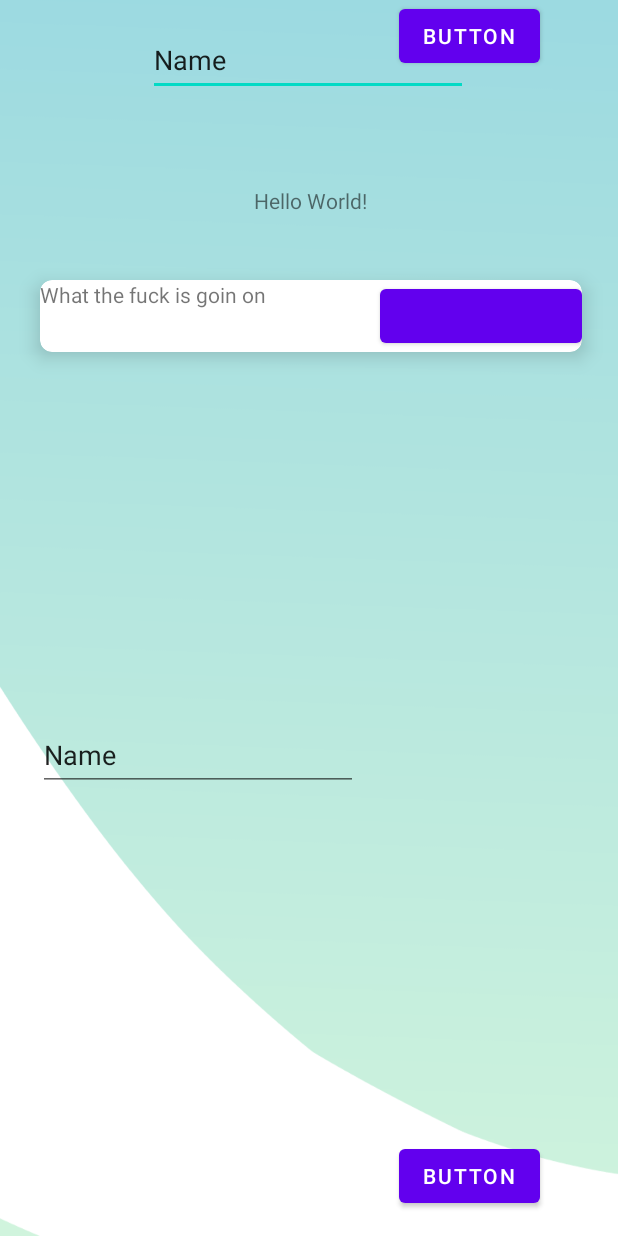
After one commit to CodeMakesMeHowell/GameTime, an Android app: the CreateVenueActivity screen opened directly, with no data from a screen before it, on a phone screen of 412 x 824 dp. The commit adds this screen. Run offline under Robolectric (Android 15) with nearby library versions, the phone set to English and light mode, and no system bars.

Commit message:
Progress on Venue Creation Activity

```diff
--- /dev/null
+++ b/app/src/main/java/com/example/gametime/CreateVenueActivity.java
@@ -0,0 +1,64 @@
+package com.example.gametime;
+
+import androidx.appcompat.app.AppCompatActivity;
+import androidx.recyclerview.widget.DefaultItemAnimator;
+import androidx.recyclerview.widget.LinearLayoutManager;
+import androidx.recyclerview.widget.RecyclerView;
+
+import android.os.Bundle;
+import android.view.View;
+import android.widget.Button;
+import android.widget.TextView;
+import android.widget.Toast;
+
+import java.util.ArrayList;
+
+public class CreateVenueActivity extends AppCompatActivity {
+    private ArrayList<String> activityNames;
+    private RecyclerView recyclerView;
+    private TextView activityNameTxt;
+    private Button addActivityButton, addVenueButton;
+    VenueActivityAdapter adapter;
+
+    @Override
+    protected void onCreate(Bundle savedInstanceState) {
+        super.onCreate(savedInstanceState);
+        setContentView(R.layout.activity_create_venue);
+        recyclerView = findViewById(R.id.activitiesRecyclerView);
+        activityNames = new ArrayList<>();
+        activityNameTxt = findViewById(R.id.activityNameInput);
+        addActivityButton = findViewById(R.id.addActivityButton);
+        addVenueButton = findViewById(R.id.addVenueBtn);
+
+        activityNames.add("What the fuck is goin on");
+
+        addActivityButton.setOnClickListener(new View.OnClickListener() {
+            @Override
+            public void onClick(View view) {
+                addActivity();
+            }
+        });
+        setAdapter();
+    }
+
+    private void setAdapter() {
+        adapter = new VenueActivityAdapter(this, activityNames);
+        RecyclerView.LayoutManager layoutManager = new LinearLayoutManager(getApplicationContext());
+        recyclerView.setLayoutManager(layoutManager);
+        recyclerView.setItemAnimator(new DefaultItemAnimator());
+        recyclerView.setAdapter(adapter);
+    }
+
+    public void addActivity() {
+        System.out.println(activityNameTxt);
+        String activityName = activityNameTxt.getText().toString();
+
+        if(activityNames.contains(activityName)){
+            Toast.makeText(CreateVenueActivity.this, "There is already an activity with this name!", Toast.LENGTH_SHORT).show();
+            return;
+        } else {
+            adapter.activities.add(activityName);
+            recyclerView.getAdapter().notifyDataSetChanged();
+        }
+    }
+}
--- a/app/src/main/java/com/example/gametime/MainActivity.java
+++ b/app/src/main/java/com/example/gametime/MainActivity.java
@@ -90,6 +90,8 @@ public class MainActivity extends AppCompatActivity {
                                 nameTxt = dataSnapshot.child(FirebaseDBPaths.CUSTOMERS.getPath()).child(usernameTxt).child("name").getValue(String.class);
 
                                 if(getPassword.equals(passwordTxt)){
+                                    DataSnapshot userSnap = dataSnapshot.child(FirebaseDBPaths.CUSTOMERS.getPath()).child(usernameTxt);
+                                    User.currentUser = User.userFromSnapshot(userSnap);
                                     Toast.makeText(MainActivity.this, "Login Successful", Toast.LENGTH_SHORT).show();
                                     Intent i = new Intent(MainActivity.this, SelectionActivity.class);
                                     startActivity(i);
@@ -103,6 +105,8 @@ public class MainActivity extends AppCompatActivity {
                                 nameTxt = dataSnapshot.child(FirebaseDBPaths.ADMINS.getPath()).child(usernameTxt).child("name").getValue(String.class);
 
                                 if(getPassword.equals(passwordTxt)){
+                                    DataSnapshot userSnap = dataSnapshot.child(FirebaseDBPaths.ADMINS.getPath()).child(usernameTxt);
+                                    User.currentUser = User.userFromSnapshot(userSnap);
                                     Toast.makeText(MainActivity.this, "Logged in as Admin", Toast.LENGTH_SHORT).show();
                                     Intent i = new Intent(MainActivity.this, SelectionActivity.class);
                                     startActivity(i);
--- a/app/src/main/java/com/example/gametime/SignUpActivity.java
+++ b/app/src/main/java/com/example/gametime/SignUpActivity.java
@@ -78,7 +78,7 @@ public class SignUpActivity extends AppCompatActivity {
                             {
                                 Toast.makeText(SignUpActivity.this, "Username is already taken. Please enter another username.", Toast.LENGTH_LONG).show();
                             } else  {
-                                User newUser = new User(fullNameTxt, usernameTxt, passwordTxt, false);
+                                User newUser = new User(fullNameTxt, usernameTxt, passwordTxt, new ArrayList<String>());
                                 newUser.addToDb();
 
                                 Toast.makeText(SignUpActivity.this, "Registered successfully!", Toast.LENGTH_LONG).show();
--- /dev/null
+++ b/app/src/main/java/com/example/gametime/VenueActivityAdapter.java
@@ -0,0 +1,67 @@
+package com.example.gametime;
+
+import android.content.Context;
+import android.view.LayoutInflater;
+import android.view.View;
+import android.view.ViewGroup;
+import android.widget.Button;
+import android.widget.TextView;
+
+import androidx.annotation.NonNull;
+import androidx.recyclerview.widget.RecyclerView;
+
+import java.util.ArrayList;
+
+public class VenueActivityAdapter extends RecyclerView.Adapter<VenueActivityAdapter.ActivityViewHolder> {
+    public ArrayList<String> activities;
+    private Context context;
+
+    public VenueActivityAdapter(Context context, ArrayList<String> activities) {
+        this.context = context;
+        this.activities = activities;
+    }
+
+    public class ActivityViewHolder extends RecyclerView.ViewHolder {
+        TextView nameTxt;
+        Button button;
+
+        public ActivityViewHolder(final View view) {
+            super(view);
+            nameTxt = view.findViewById(R.id.holderActivityNameTxt);
+            button = view.findViewById(R.id.activityDeleteBtn);
+
+            System.out.println(button);
+
+//            button.setOnClickListener(new View.OnClickListener() {
+//                @Override
+//                public void onClick(View view) {
+//                    activities.remove(nameTxt.getText());
+//                    notifyDataSetChanged();
+//                }
+//            });
+        }
+    }
+
+    @NonNull
+    @Override
+    public ActivityViewHolder onCreateViewHolder(@NonNull ViewGroup parent, int viewType) {
+        View itemView = LayoutInflater.from(context).inflate(R.layout.venue_activity_info, parent, false);
+        return new ActivityViewHolder(itemView);
+    }
+
+    @Override
+    public void onBindViewHolder(@NonNull ActivityViewHolder holder, int position) {
+        String activityName = activities.get(position);
+        System.out.println(activityName);
+        System.out.println(holder.nameTxt);
+
+        holder.nameTxt.setText(activityName);
+    }
+
+    @Override
+    public int getItemCount() {
+        return activities.size();
+    }
+
+
+}
--- a/app/src/main/java/com/example/gametime/model/Event.java
+++ b/app/src/main/java/com/example/gametime/model/Event.java
@@ -9,6 +9,7 @@ import java.util.ArrayList;
 
 public class Event implements Comparable<Event>{
     String name;
+    String activity;
     String start_time;
     String end_time;
     String venue;
--- /dev/null
+++ b/app/src/main/res/layout/activity_create_venue.xml
@@ -0,0 +1,85 @@
+<?xml version="1.0" encoding="utf-8"?>
+<androidx.constraintlayout.widget.ConstraintLayout xmlns:android="http://schemas.android.com/apk/res/android"
+    xmlns:app="http://schemas.android.com/apk/res-auto"
+    xmlns:tools="http://schemas.android.com/tools"
+    android:layout_width="match_parent"
+    android:layout_height="match_parent"
+    android:background="@drawable/background"
+    tools:context=".CreateVenueActivity">
+
+    <EditText
+        android:id="@+id/venueNameInput"
+        android:layout_width="wrap_content"
+        android:layout_height="wrap_content"
+        android:layout_marginTop="16dp"
+        android:ems="10"
+        android:inputType="textPersonName"
+        android:minHeight="48dp"
+        android:text="Name"
+        app:layout_constraintEnd_toEndOf="parent"
+        app:layout_constraintHorizontal_bias="0.497"
+        app:layout_constraintStart_toStartOf="parent"
+        app:layout_constraintTop_toTopOf="parent" />
+
+    <androidx.recyclerview.widget.RecyclerView
+        android:id="@+id/activitiesRecyclerView"
+        android:layout_width="409dp"
+        android:layout_height="300dp"
+        android:layout_marginTop="32dp"
+        android:layout_marginBottom="32dp"
+        app:layout_constraintBottom_toTopOf="@+id/activityNameInput"
+        app:layout_constraintEnd_toEndOf="parent"
+        app:layout_constraintHorizontal_bias="1.0"
+        app:layout_constraintStart_toStartOf="parent"
+        app:layout_constraintTop_toBottomOf="@+id/textView"
+        app:layout_constraintVertical_bias="0.464" />
+
+    <TextView
+        android:id="@+id/textView"
+        android:layout_width="wrap_content"
+        android:layout_height="wrap_content"
+        android:layout_marginTop="124dp"
+        android:text="Hello World!"
+        app:layout_constraintEnd_toEndOf="parent"
+        app:layout_constraintHorizontal_bias="0.502"
+        app:layout_constraintStart_toStartOf="parent"
+        app:layout_constraintTop_toTopOf="parent" />
+
+    <EditText
+        android:id="@+id/activityNameInput"
+        android:layout_width="wrap_content"
+        android:layout_height="wrap_content"
+        android:layout_marginTop="336dp"
+        android:ems="10"
+        android:inputType="textPersonName"
+        android:minHeight="48dp"
+        android:text="Name"
+        app:layout_constraintEnd_toEndOf="parent"
+        app:layout_constraintHorizontal_bias="0.129"
+        app:layout_constraintStart_toStartOf="parent"
+        app:layout_constraintTop_toBottomOf="@+id/textView" />
+
+    <Button
+        android:id="@+id/addActivityButton"
+        android:layout_width="wrap_content"
+        android:layout_height="wrap_content"
+        android:layout_marginEnd="52dp"
+        android:text="Button"
+        app:layout_constraintEnd_toEndOf="parent"
+        app:layout_constraintHorizontal_bias="1.0"
+        app:layout_constraintStart_toEndOf="@+id/activityNameInput"
+        tools:layout_editor_absoluteY="479dp" />
+
+    <Button
+        android:id="@+id/createVenueBtn"
+        android:layout_width="wrap_content"
+        android:layout_height="wrap_content"
+        android:layout_marginEnd="52dp"
+        android:layout_marginBottom="16dp"
+        android:text="Button"
+        app:layout_constraintBottom_toBottomOf="parent"
+        app:layout_constraintEnd_toEndOf="parent"
+        app:layout_constraintTop_toBottomOf="@+id/addActivityButton"
+        app:layout_constraintVertical_bias="1.0" />
+
+</androidx.constraintlayout.widget.ConstraintLayout>
--- /dev/null
+++ b/app/src/main/res/layout/venue_activity_info.xml
@@ -0,0 +1,30 @@
+<?xml version="1.0" encoding="utf-8"?>
+<androidx.cardview.widget.CardView xmlns:android="http://schemas.android.com/apk/res/android"
+    xmlns:app="http://schemas.android.com/apk/res-auto"
+    android:layout_width="match_parent"
+    android:layout_height="wrap_content"
+    android:layout_margin="24dp"
+    app:cardCornerRadius="8dp"
+    app:cardElevation="8dp">
+
+    <LinearLayout
+        android:layout_width="match_parent"
+        android:layout_height="match_parent"
+        android:orientation="horizontal">
+
+        <TextView
+            android:id="@+id/holderActivityNameTxt"
+            android:layout_width="206dp"
+            android:layout_height="match_parent"
+            android:layout_weight="1"
+            android:foregroundGravity="center_vertical|center|center_horizontal"
+            android:text="TextView" />
+
+        <Button
+            android:id="@+id/activityDeleteBtn"
+            android:layout_width="113dp"
+            android:layout_height="wrap_content"
+            android:layout_weight="1" />
+    </LinearLayout>
+
+</androidx.cardview.widget.CardView>
--- a/app/src/main/res/values/strings.xml
+++ b/app/src/main/res/values/strings.xml
@@ -12,6 +12,8 @@
     <string name="signInPrompt">Already have an account?</string>
     <string name="signUpPrompt">Don\'t have an account?</string>
     <string name="signUplbl">Sign Up</string>
+
+    <string name="addVenueBtnTxt">Add Venue</string>
 
     <string-array name="UserTypes">
         <item>Customer</item>
```
Also changed, not shown: app/src/main/AndroidManifest.xml (+8 -8 lines), app/src/main/java/com/example/gametime/SelectVenueActivity.java (+9 -0 lines), app/src/main/java/com/example/gametime/model/User.java (+53 -7 lines), app/src/main/res/layout/activity_venue_list.xml (+11 -0 lines), 1 other file.
